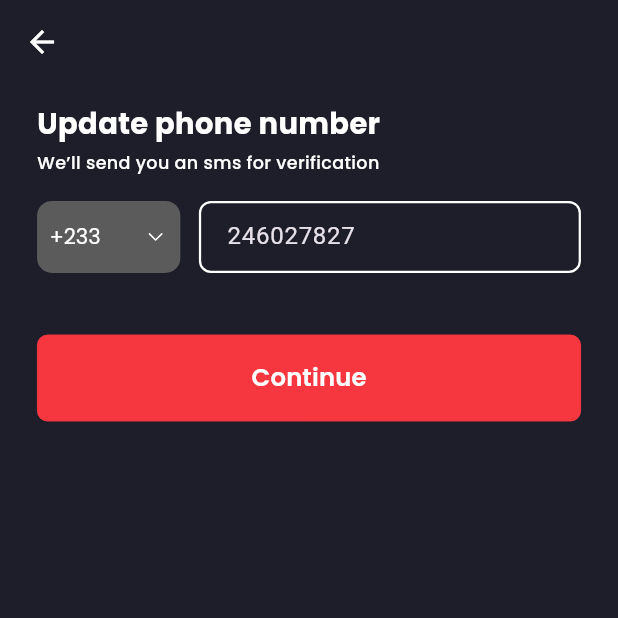
After one commit to DiDi-App/Mobile-App, a Flutter app: the UpdatePhone screen opened directly, after a tap on "Continue", on a phone screen of 412 x 824 dp, the top half of it. The commit adds this screen. Run offline on Flutter 3.47's test engine with Material 3 defaults, Android fonts, the phone set to English and light mode, and no system bars; our stand-ins replace cached_network_image, flutter_bloc, flutter_svg, fpdart, get_it, hive and 3 more; accounts and stored records are empty; statements that could not run were skipped.

Commit message:
feat:Implement change phone number screen

```diff
--- a/Didi/lib/src/core/routes/routes.dart
+++ b/Didi/lib/src/core/routes/routes.dart
@@ -31,5 +31,6 @@ final loggedInRoutes = RouteMap(
     '/': (_) => const MaterialPage(child: TabBarPage()),
     '/foodList': (_) => const MaterialPage(child: VendorScreen()),
     '/foodList/foodDetail': (_) => const MaterialPage(child: FoodDetailPage()),
+    '/updatePhone': (_) => const MaterialPage(child: UpdatePhone()),
   },
 );
--- a/Didi/lib/src/core/routes/routes_imports.dart
+++ b/Didi/lib/src/core/routes/routes_imports.dart
@@ -8,6 +8,7 @@ import 'package:didi/src/features/listings/presentation/pages/food_detail_page.d
 import 'package:didi/src/features/listings/presentation/pages/tab_bar_view.dart';
 import 'package:didi/src/features/listings/presentation/pages/food_list.dart';
 import 'package:didi/src/features/onboarding/presentation/pages/onboarding_screen.dart';
+import 'package:didi/src/features/settings/presentation/pages/update_phone.dart';
 import 'package:flutter/material.dart';
 import 'package:routemaster/routemaster.dart';
 
--- a/Didi/lib/src/core/theme/theme_colors.dart
+++ b/Didi/lib/src/core/theme/theme_colors.dart
@@ -17,4 +17,5 @@ class AppThemeColors {
   static const kDeliveredColor = Color.fromRGBO(73, 255, 70, 1);
   static const kPendingColor = Color.fromRGBO(255, 233, 34, 1);
   static const kSearchFieldColor = Color.fromRGBO(55, 55, 74, 1);
+  static const kDropDownColor = Color.fromRGBO(91, 91, 91, 1);
 }
--- a/Didi/lib/src/features/settings/presentation/pages/settings_page.dart
+++ b/Didi/lib/src/features/settings/presentation/pages/settings_page.dart
@@ -3,6 +3,7 @@ import 'package:didi/src/core/theme/theme_colors.dart';
 import 'package:flutter/material.dart';
 import 'package:flutter_svg/flutter_svg.dart';
 import 'package:responsive_sizer/responsive_sizer.dart';
+import 'package:routemaster/routemaster.dart';
 
 class SettingsPage extends StatelessWidget {
   const SettingsPage({super.key});
@@ -47,7 +48,8 @@ class SettingsPage extends StatelessWidget {
                     ),
                   ),
                   TextButton(
-                    onPressed: () {},
+                    onPressed: () =>
+                        Routemaster.of(context).push("/updatePhone"),
                     child: Row(
                       children: [
                         Text(
--- /dev/null
+++ b/Didi/lib/src/features/settings/presentation/pages/update_phone.dart
@@ -0,0 +1,149 @@
+import 'package:didi/src/core/constants.dart';
+import 'package:didi/src/core/widgets/custom_button.dart';
+import 'package:didi/src/features/settings/presentation/widgets/phone_input_field.dart';
+import 'package:flutter/material.dart';
+import 'package:flutter_svg/flutter_svg.dart';
+import 'package:responsive_sizer/responsive_sizer.dart';
+
+import 'package:didi/src/core/theme/theme_colors.dart';
+import 'package:routemaster/routemaster.dart';
+
+class UpdatePhone extends StatefulWidget {
+  const UpdatePhone({super.key});
+
+  @override
+  State<UpdatePhone> createState() => _UpdatePhoneState();
+}
+
+class _UpdatePhoneState extends State<UpdatePhone> {
+  final _formKey = GlobalKey<FormState>();
+  final _phoneController = TextEditingController(text: "246027827");
+  String prefix = "+233";
+
+  void _onSubmitForm(BuildContext context) {
+    if (_formKey.currentState!.validate()) {
+    } else {
+      return;
+    }
+  }
+
+  @override
+  Widget build(BuildContext context) {
+    return Scaffold(
+      appBar: AppBar(
+        leading: IconButton(
+          onPressed: () {
+            Routemaster.of(context).pop();
+          },
+          icon: const Icon(Icons.arrow_back),
+          color: AppThemeColors.kWhiteColor,
+        ),
+      ),
+      body: SingleChildScrollView(
+        child: Padding(
+          padding:
+              EdgeInsets.symmetric(horizontal: Constants.horizontalPadding),
+          child: Column(
+            crossAxisAlignment: CrossAxisAlignment.start,
+            children: [
+              SizedBox(height: 1.5.h),
+              Text(
+                "Update phone number",
+                style: TextStyle(
+                  fontSize: 18.sp,
+                  fontWeight: FontWeight.w700,
+                  fontFamily: "Poppins",
+                  color: AppThemeColors.kWhiteColor,
+                ),
+              ),
+              SizedBox(height: 0.5.h),
+              Text(
+                "We’ll send you an sms for verification",
+                textAlign: TextAlign.left,
+                style: TextStyle(
+                  fontFamily: "Poppins",
+                  fontWeight: FontWeight.w500,
+                  fontSize: 14.sp,
+                  color: AppThemeColors.kWhiteColor,
+                ),
+              ),
+              SizedBox(height: 2.h),
+              Form(
+                key: _formKey,
+                child: Row(
+                  children: [
+                    Expanded(
+                      flex: 3,
+                      child: Container(
+                        padding: EdgeInsets.symmetric(horizontal: 2.w),
+                        decoration: BoxDecoration(
+                          color: AppThemeColors.kDropDownColor,
+                          borderRadius: BorderRadius.circular(10),
+                        ),
+                        child: DropdownButtonHideUnderline(
+                          child: DropdownButton(
+                            dropdownColor: AppThemeColors.kDropDownColor,
+                            style: const TextStyle(
+                              color: AppThemeColors.kWhiteColor,
+                              fontFamily: "Poppins",
+                            ),
+                            padding: EdgeInsets.zero,
+                            isExpanded: true,
+                            icon: SvgPicture.asset(
+                              "assets/svg/drop_down.svg",
+                              height: 2.h,
+                            ),
+                            borderRadius: BorderRadius.circular(8),
+                            onChanged: (val) {
+                              if (val == null) {
+                                return;
+                              }
+                              setState(() {
+                                prefix = val;
+                              });
+                            },
+                            value: prefix,
+                            items: const [
+                              DropdownMenuItem(
+                                value: "+233",
+                                child: Text("+233"),
+                              ),
+                              DropdownMenuItem(
+                                value: "+114",
+                                child: Text("+114"),
+                              )
+                            ],
+                          ),
+                        ),
+                      ),
+                    ),
+                    SizedBox(width: 3.w),
+                    Expanded(
+                      flex: 8,
+                      child: PhoneInputField(
+                        controller: _phoneController,
+                        keyboardType: TextInputType.number,
+                        validator: (value) {
+                          if (value == null || value.trim().length != 9) {
+                            return "$prefix$value is not valid";
+                          }
+                          return null;
+                        },
+                      ),
+                    ),
+                  ],
+                ),
+              ),
+              SizedBox(height: 5.h),
+              CustomButton(
+                text: "Continue",
+                width: 90.w,
+                onPressed: () => _onSubmitForm(context),
+              ),
+            ],
+          ),
+        ),
+      ),
+    );
+  }
+}
--- /dev/null
+++ b/Didi/lib/src/features/settings/presentation/widgets/phone_input_field.dart
@@ -0,0 +1,40 @@
+import 'package:didi/src/core/theme/theme_colors.dart';
+import 'package:flutter/material.dart';
+import 'package:responsive_sizer/responsive_sizer.dart';
+
+class PhoneInputField extends StatelessWidget {
+  const PhoneInputField({
+    super.key,
+    required this.controller,
+    this.validator,
+    this.keyboardType = TextInputType.text,
+    this.obscureText = false,
+  });
+
+  final TextEditingController controller;
+  final TextInputType keyboardType;
+  final FormFieldValidator<String>? validator;
+  final bool obscureText;
+
+  @override
+  Widget build(BuildContext context) {
+    return TextFormField(
+      obscureText: obscureText,
+      controller: controller,
+      keyboardType: keyboardType,
+      cursorColor: AppThemeColors.kPrimaryButtonColor,
+      decoration: InputDecoration(
+        hintText: "Phone number",
+        contentPadding: EdgeInsets.symmetric(horizontal: 1.8.h, vertical: 1.h),
+        enabledBorder: OutlineInputBorder(
+          borderSide: const BorderSide(
+            color: AppThemeColors.kWhiteColor,
+            width: 1.5,
+          ),
+          borderRadius: BorderRadius.circular(8),
+        ),
+      ),
+      validator: validator,
+    );
+  }
+}
```
Also changed, not shown: Didi/assets/svg/drop_down.svg (added).
